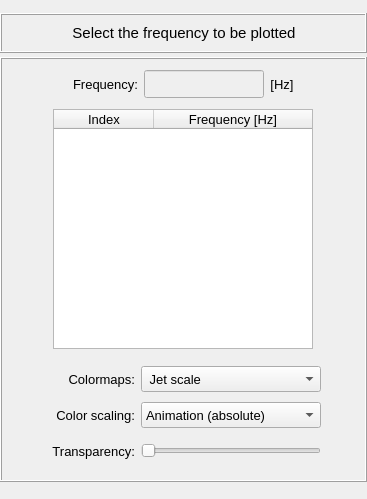
Above: pulse/interface/data/ui_files/plots/results/acoustic/plot_acoustic_pressure_field_for_harmonic_analysis.ui from open-pulse/OpenPulse before the change. Below: the same form after it.
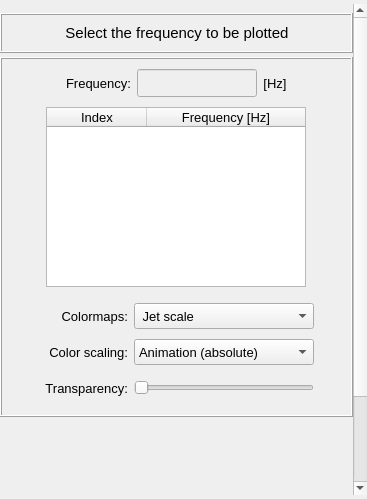
That is the form after the change.

Commit message: Fixes plot widgets to show all their content correctly with the QScrollbar

Diff of the .ui file:
```diff
--- a/pulse/interface/data/ui_files/plots/results/acoustic/plot_acoustic_pressure_field_for_harmonic_analysis.ui
+++ b/pulse/interface/data/ui_files/plots/results/acoustic/plot_acoustic_pressure_field_for_harmonic_analysis.ui
@@ -48,8 +48,8 @@
        <rect>
         <x>0</x>
         <y>0</y>
-        <width>367</width>
-        <height>491</height>
+        <width>355</width>
+        <height>601</height>
        </rect>
       </property>
       <layout class="QGridLayout" name="gridLayout_6">
@@ -181,15 +181,15 @@
             <property name="minimumSize">
              <size>
               <width>0</width>
-              <height>40</height>
-             </size>
-            </property>
-            <property name="maximumSize">
-             <size>
-              <width>16777215</width>
               <height>120</height>
              </size>
             </property>
+            <property name="maximumSize">
+             <size>
+              <width>16777215</width>
+              <height>160</height>
+             </size>
+            </property>
             <property name="frameShape">
              <enum>QFrame::Shape::NoFrame</enum>
             </property>
@@ -716,6 +716,12 @@
        </item>
        <item row="2" column="0">
         <widget class="QFrame" name="frame_animation">
+         <property name="minimumSize">
+          <size>
+           <width>0</width>
+           <height>175</height>
+          </size>
+         </property>
          <property name="frameShape">
           <enum>QFrame::Shape::NoFrame</enum>
          </property>
```
Left out of the diff: 2 changed lines with no effect on the pictures. The commit also changes 15 other files.
